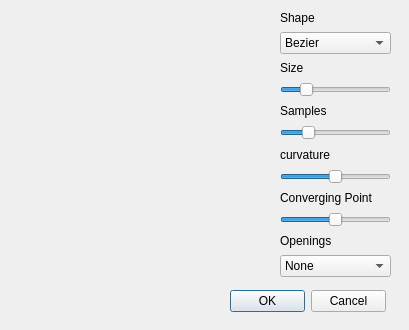
Before: the Qt Designer form forms/connectorpanel.ui in TopModLab/Unfolding, drawn with Qt 5.
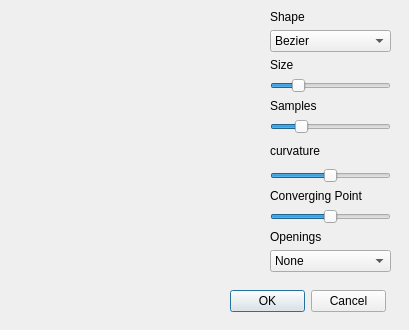
After: the same form once the commit is applied.

Commit message: connector UI hide unused options when in flat/original mode.

Patch:
```diff
--- a/forms/connectorpanel.ui
+++ b/forms/connectorpanel.ui
@@ -13,174 +13,6 @@
   <property name="windowTitle">
    <string>Form</string>
   </property>
-  <widget class="QWidget" name="verticalLayoutWidget">
-   <property name="geometry">
-    <rect>
-     <x>280</x>
-     <y>10</y>
-     <width>111</width>
-     <height>267</height>
-    </rect>
-   </property>
-   <layout class="QVBoxLayout" name="verticalLayout">
-    <item>
-     <widget class="QLabel" name="label">
-      <property name="text">
-       <string>Shape</string>
-      </property>
-     </widget>
-    </item>
-    <item>
-     <widget class="QComboBox" name="shapeComboBox">
-      <item>
-       <property name="text">
-        <string>Bezier</string>
-       </property>
-      </item>
-      <item>
-       <property name="text">
-        <string>Original</string>
-       </property>
-      </item>
-      <item>
-       <property name="text">
-        <string>Flat</string>
-       </property>
-      </item>
-     </widget>
-    </item>
-    <item>
-     <widget class="QLabel" name="label_3">
-      <property name="text">
-       <string>Size</string>
-      </property>
-     </widget>
-    </item>
-    <item>
-     <widget class="QSlider" name="sizeSlider">
-      <property name="minimum">
-       <number>0</number>
-      </property>
-      <property name="maximum">
-       <number>100</number>
-      </property>
-      <property name="value">
-       <number>20</number>
-      </property>
-      <property name="sliderPosition">
-       <number>20</number>
-      </property>
-      <property name="orientation">
-       <enum>Qt::Horizontal</enum>
-      </property>
-      <property name="invertedAppearance">
-       <bool>false</bool>
-      </property>
-      <property name="invertedControls">
-       <bool>true</bool>
-      </property>
-     </widget>
-    </item>
-    <item>
-     <widget class="QLabel" name="label_6">
-      <property name="text">
-       <string>Samples</string>
-      </property>
-     </widget>
-    </item>
-    <item>
-     <widget class="QSlider" name="samplesSlider">
-      <property name="minimum">
-       <number>1</number>
-      </property>
-      <property name="maximum">
-       <number>10</number>
-      </property>
-      <property name="sliderPosition">
-       <number>3</number>
-      </property>
-      <property name="orientation">
-       <enum>Qt::Horizontal</enum>
-      </property>
-      <property name="tickPosition">
-       <enum>QSlider::NoTicks</enum>
-      </property>
-     </widget>
-    </item>
-    <item>
-     <widget class="QLabel" name="label_2">
-      <property name="text">
-       <string>curvature</string>
-      </property>
-     </widget>
-    </item>
-    <item>
-     <widget class="QSlider" name="curvSlider">
-      <property name="maximum">
-       <number>10</number>
-      </property>
-      <property name="singleStep">
-       <number>1</number>
-      </property>
-      <property name="sliderPosition">
-       <number>5</number>
-      </property>
-      <property name="orientation">
-       <enum>Qt::Horizontal</enum>
-      </property>
-      <property name="tickPosition">
-       <enum>QSlider::NoTicks</enum>
-      </property>
-     </widget>
-    </item>
-    <item>
-     <widget class="QLabel" name="label_4">
-      <property name="text">
-       <string>Converging Point</string>
-      </property>
-     </widget>
-    </item>
-    <item>
-     <widget class="QSlider" name="convergeSlider">
-      <property name="minimum">
-       <number>-100</number>
-      </property>
-      <property name="maximum">
-       <number>100</number>
-      </property>
-      <property name="orientation">
-       <enum>Qt::Horizontal</enum>
-      </property>
-     </widget>
-    </item>
-    <item>
-     <widget class="QLabel" name="label_5">
-      <property name="text">
-       <string>Openings</string>
-      </property>
-     </widget>
-    </item>
-    <item>
-     <widget class="QComboBox" name="adhesiveComboBox">
-      <item>
-       <property name="text">
-        <string>None</string>
-       </property>
-      </item>
-      <item>
-       <property name="text">
-        <string>Round</string>
-       </property>
-      </item>
-      <item>
-       <property name="text">
-        <string>Rectangle</string>
-       </property>
-      </item>
-     </widget>
-    </item>
-   </layout>
-  </widget>
   <widget class="QDialogButtonBox" name="buttonBox">
    <property name="geometry">
     <rect>
@@ -213,6 +45,190 @@
     <bool>true</bool>
    </property>
   </widget>
+  <widget class="QWidget" name="gridLayoutWidget">
+   <property name="geometry">
+    <rect>
+     <x>270</x>
+     <y>10</y>
+     <width>131</width>
+     <height>262</height>
+    </rect>
+   </property>
+   <layout class="QGridLayout" name="gridLayout">
+    <property name="sizeConstraint">
+     <enum>QLayout::SetNoConstraint</enum>
+    </property>
+    <item row="11" column="0">
+     <widget class="QComboBox" name="adhesiveComboBox">
+      <item>
+       <property name="text">
+        <string>None</string>
+       </property>
+      </item>
+      <item>
+       <property name="text">
+        <string>Round</string>
+       </property>
+      </item>
+      <item>
+       <property name="text">
+        <string>Rectangle</string>
+       </property>
+      </item>
+     </widget>
+    </item>
+    <item row="3" column="0">
+     <widget class="QSlider" name="sizeSlider">
+      <property name="minimum">
+       <number>0</number>
+      </property>
+      <property name="maximum">
+       <number>100</number>
+      </property>
+      <property name="value">
+       <number>20</number>
+      </property>
+      <property name="sliderPosition">
+       <number>20</number>
+      </property>
+      <property name="orientation">
+       <enum>Qt::Horizontal</enum>
+      </property>
+      <property name="invertedAppearance">
+       <bool>false</bool>
+      </property>
+      <property name="invertedControls">
+       <bool>true</bool>
+      </property>
+     </widget>
+    </item>
+    <item row="0" column="0">
+     <widget class="QLabel" name="label">
+      <property name="text">
+       <string>Shape</string>
+      </property>
+     </widget>
+    </item>
+    <item row="8" column="0">
+     <widget class="QLabel" name="convergeLabel">
+      <property name="text">
+       <string>Converging Point</string>
+      </property>
+     </widget>
+    </item>
+    <item row="10" column="0">
+     <widget class="QLabel" name="label_5">
+      <property name="text">
+       <string>Openings</string>
+      </property>
+     </widget>
+    </item>
+    <item row="6" column="0">
+     <widget class="QLabel" name="curvLabel">
+      <property name="text">
+       <string>curvature</string>
+      </property>
+     </widget>
+    </item>
+    <item row="7" column="0">
+     <widget class="QSlider" name="curvSlider">
+      <property name="maximum">
+       <number>10</number>
+      </property>
+      <property name="singleStep">
+       <number>1</number>
+      </property>
+      <property name="sliderPosition">
+       <number>5</number>
+      </property>
+      <property name="orientation">
+       <enum>Qt::Horizontal</enum>
+      </property>
+      <property name="tickPosition">
+       <enum>QSlider::NoTicks</enum>
+      </property>
+     </widget>
+    </item>
+    <item row="5" column="0">
+     <widget class="QSlider" name="samplesSlider">
+      <property name="minimum">
+       <number>1</number>
+      </property>
+      <property name="maximum">
+       <number>10</number>
+      </property>
+      <property name="sliderPosition">
+       <number>3</number>
+      </property>
+      <property name="orientation">
+       <enum>Qt::Horizontal</enum>
+      </property>
+      <property name="tickPosition">
+       <enum>QSlider::NoTicks</enum>
+      </property>
+     </widget>
+    </item>
+    <item row="4" column="0">
+     <widget class="QLabel" name="sampleLabel">
+      <property name="text">
+       <string>Samples</string>
+      </property>
+     </widget>
+    </item>
+    <item row="9" column="0">
+     <widget class="QSlider" name="convergeSlider">
+      <property name="minimum">
+       <number>-100</number>
+      </property>
+      <property name="maximum">
+       <number>100</number>
+      </property>
+      <property name="orientation">
+       <enum>Qt::Horizontal</enum>
+      </property>
+     </widget>
+    </item>
+    <item row="1" column="0">
+     <widget class="QComboBox" name="shapeComboBox">
+      <item>
+       <property name="text">
+        <string>Bezier</string>
+       </property>
+      </item>
+      <item>
+       <property name="text">
+        <string>Original</string>
+       </property>
+      </item>
+      <item>
+       <property name="text">
+        <string>Flat</string>
+       </property>
+      </item>
+     </widget>
+    </item>
+    <item row="2" column="0">
+     <widget class="QLabel" name="sizeLabel">
+      <property name="text">
+       <string>Size</string>
+      </property>
+     </widget>
+    </item>
+    <item row="6" column="1">
+     <spacer name="verticalSpacer">
+      <property name="orientation">
+       <enum>Qt::Vertical</enum>
+      </property>
+      <property name="sizeHint" stdset="0">
+       <size>
+        <width>10</width>
+        <height>40</height>
+       </size>
+      </property>
+     </spacer>
+    </item>
+   </layout>
+  </widget>
  </widget>
  <resources/>
  <connections/>
```
The commit also changes 1 other file.
